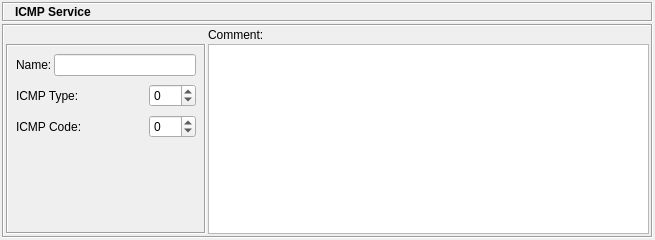
Old version of the form src/gui/icmpservicedialog_q.ui in the repository fwbuilder/fwbuilder.
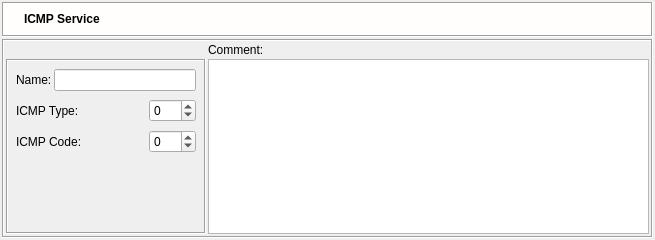
New version of the form. Icons and pictures are not drawn.

The edit to the form file:
```diff
--- a/src/gui/icmpservicedialog_q.ui
+++ b/src/gui/icmpservicedialog_q.ui
@@ -68,9 +68,76 @@
        <property name="minimumSize" >
         <size>
          <width>16</width>
-         <height>20</height>
+         <height>35</height>
         </size>
        </property>
+       <property name="palette" >
+        <palette>
+         <active>
+          <colorrole role="Base" >
+           <brush brushstyle="SolidPattern" >
+            <color alpha="255" >
+             <red>255</red>
+             <green>255</green>
+             <blue>255</blue>
+            </color>
+           </brush>
+          </colorrole>
+          <colorrole role="Window" >
+           <brush brushstyle="SolidPattern" >
+            <color alpha="255" >
+             <red>255</red>
+             <green>254</green>
+             <blue>253</blue>
+            </color>
+           </brush>
+          </colorrole>
+         </active>
+         <inactive>
+          <colorrole role="Base" >
+           <brush brushstyle="SolidPattern" >
+            <color alpha="255" >
+             <red>255</red>
+             <green>255</green>
+             <blue>255</blue>
+            </color>
+           </brush>
+          </colorrole>
+          <colorrole role="Window" >
+           <brush brushstyle="SolidPattern" >
+            <color alpha="255" >
+             <red>255</red>
+             <green>254</green>
+             <blue>253</blue>
+            </color>
+           </brush>
+          </colorrole>
+         </inactive>
+         <disabled>
+          <colorrole role="Base" >
+           <brush brushstyle="SolidPattern" >
+            <color alpha="255" >
+             <red>255</red>
+             <green>254</green>
+             <blue>253</blue>
+            </color>
+           </brush>
+          </colorrole>
+          <colorrole role="Window" >
+           <brush brushstyle="SolidPattern" >
+            <color alpha="255" >
+             <red>255</red>
+             <green>254</green>
+             <blue>253</blue>
+            </color>
+           </brush>
+          </colorrole>
+         </disabled>
+        </palette>
+       </property>
+       <property name="autoFillBackground" >
+        <bool>true</bool>
+       </property>
        <property name="frameShape" >
         <enum>QFrame::Box</enum>
        </property>
@@ -96,7 +163,7 @@
         <property name="verticalSpacing" >
          <number>2</number>
         </property>
-        <item row="0" column="1" >
+        <item row="0" column="2" >
          <widget class="QLabel" name="editorTitle" >
           <property name="font" >
            <font>
@@ -131,6 +198,22 @@
           </property>
          </widget>
         </item>
+        <item row="0" column="1" >
+         <widget class="QLabel" name="label" >
+          <property name="sizePolicy" >
+           <sizepolicy vsizetype="Preferred" hsizetype="Maximum" >
+            <horstretch>0</horstretch>
+            <verstretch>0</verstretch>
+           </sizepolicy>
+          </property>
+          <property name="text" >
+           <string/>
+          </property>
+          <property name="pixmap" >
+           <pixmap resource="MainRes.qrc" >:/Icons/ICMPService/icon</pixmap>
+          </property>
+         </widget>
+        </item>
        </layout>
       </widget>
      </item>
```
Left out of the diff: 4 changed lines with no effect on the pictures.
